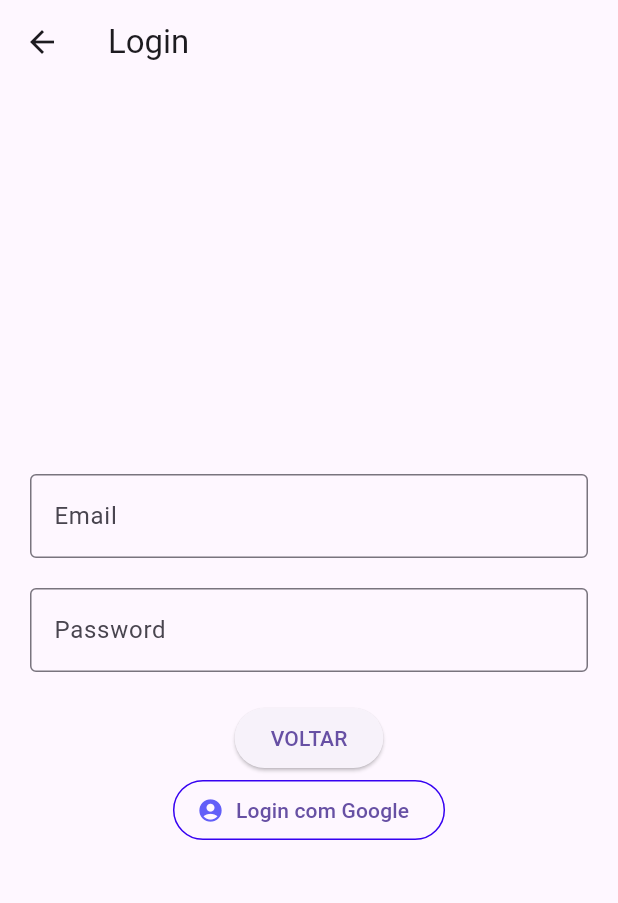
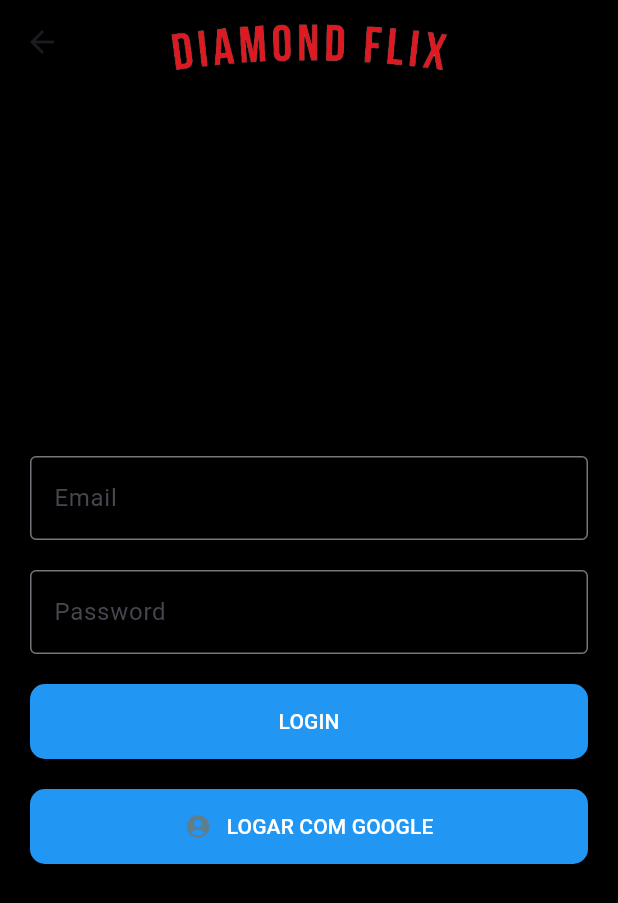
Before and after one commit to daviroquedev/movies_diamond_project_04, a Flutter app: the AuthPage screen opened by its route, on a phone screen of 412 x 824 dp. Shown: the top 903 px of the screen. Run offline on Flutter 3.47's test engine with Material 3 defaults, Android fonts, the phone set to English and light mode, and no system bars; our stand-ins replace dio, flutter_mobx, flutter_modular.

Commit message:
feat: screen login and refatory with components

```diff
--- a/lib/app/app_module.dart
+++ b/lib/app/app_module.dart
@@ -1,5 +1,5 @@
 import 'package:flutter_modular/flutter_modular.dart';
-import 'package:movies_diamond_project_03/app/modules/auth/auth_page.dart';
+import 'package:movies_diamond_project_03/app/modules/auth/view/screen/auth_page.dart';
 import 'package:movies_diamond_project_03/app/modules/home/home_page.dart';
 import 'package:movies_diamond_project_03/app/modules/movies/movies_module.dart';
 import 'package:movies_diamond_project_03/app/modules/movies/view/screen/movies_page.dart';
--- a/lib/app/modules/auth/auth_page.dart
+++ /dev/null
@@ -1,57 +0,0 @@
-import 'package:flutter/material.dart';
-import 'package:flutter_modular/flutter_modular.dart';
-
-class AuthPage extends StatelessWidget {
-  @override
-  Widget build(BuildContext context) {
-    return Scaffold(
-      appBar: AppBar(
-        title: const Text('Login'),
-      ),
-      body: Center(
-        child: Padding(
-          padding: const EdgeInsets.all(20.0),
-          child: Column(
-            mainAxisAlignment: MainAxisAlignment.center,
-            children: <Widget>[
-              TextFormField(
-                decoration: const InputDecoration(
-                  labelText: 'Email',
-                  border: OutlineInputBorder(),
-                ),
-              ),
-              const SizedBox(height: 20),
-              TextFormField(
-                obscureText: true,
-                decoration: const InputDecoration(
-                  labelText: 'Password',
-                  border: OutlineInputBorder(),
-                ),
-              ),
-              const SizedBox(height: 20),
-              ElevatedButton(
-                onPressed: () => Modular.to.navigate('/'),
-                child: const Text('VOLTAR'),
-              ),
-              OutlinedButton.icon(
-                onPressed: () {
-                  // Implement your Google login logic here
-                },
-                icon: const Icon(Icons.account_circle,
-                    color: Color.fromARGB(255, 98, 95, 248)),
-                label: const Text('Login com Google'),
-                style: OutlinedButton.styleFrom(
-                  shape: RoundedRectangleBorder(
-                    borderRadius: BorderRadius.circular(20.0),
-                  ),
-                  side:
-                      const BorderSide(color: Color.fromARGB(255, 54, 2, 241)),
-                ),
-              ),
-            ],
-          ),
-        ),
-      ),
-    );
-  }
-}
--- /dev/null
+++ b/lib/app/modules/auth/view/components/buttons_custom.dart
@@ -0,0 +1,41 @@
+import 'package:flutter/material.dart';
+
+class CustomButtons {
+  ElevatedButton buildElevatedButton({
+    required String text,
+    required VoidCallback onPressed,
+    required Color buttonColor,
+    Widget? icon,
+  }) {
+    return ElevatedButton(
+      onPressed: onPressed,
+      style: ElevatedButton.styleFrom(
+        backgroundColor: buttonColor, // Define a cor de fundo do botão
+        shape: RoundedRectangleBorder(
+          borderRadius: BorderRadius.circular(10.0),
+        ),
+      ),
+      child: SizedBox(
+        width: double.infinity,
+        height: 50,
+        child: Center(
+          child: Row(
+            mainAxisAlignment: MainAxisAlignment.center,
+            children: [
+              if (icon != null) ...[
+                Padding(
+                  padding: const EdgeInsets.only(right: 10.0),
+                  child: icon,
+                ),
+              ],
+              Text(
+                text,
+                style: TextStyle(color: Colors.white), // Cor do texto
+              ),
+            ],
+          ),
+        ),
+      ),
+    );
+  }
+}
--- /dev/null
+++ b/lib/app/modules/auth/view/screen/auth_page.dart
@@ -0,0 +1,66 @@
+import 'package:flutter/material.dart';
+import 'package:flutter_modular/flutter_modular.dart';
+import 'package:movies_diamond_project_03/app/modules/auth/view/components/buttons_custom.dart';
+
+class AuthPage extends StatelessWidget {
+  final CustomButtons customButtons =
+      CustomButtons(); // Instância da classe de botões
+
+  @override
+  Widget build(BuildContext context) {
+    return Scaffold(
+      appBar: AppBar(
+        title: Image.asset(
+          'assets/images/diamond_logo.png',
+          height: 70,
+        ),
+        centerTitle: true,
+        backgroundColor: Colors.transparent,
+        elevation: 0,
+      ),
+      backgroundColor: Colors.black,
+      body: Padding(
+        padding: const EdgeInsets.all(20.0),
+        child: Column(
+          mainAxisAlignment: MainAxisAlignment.center,
+          children: [
+            TextFormField(
+              decoration: const InputDecoration(
+                labelText: 'Email',
+                border: OutlineInputBorder(),
+              ),
+              style: const TextStyle(color: Colors.white),
+            ),
+            const SizedBox(height: 20),
+            TextFormField(
+              obscureText: true,
+              decoration: const InputDecoration(
+                labelText: 'Password',
+                border: OutlineInputBorder(),
+              ),
+              style: const TextStyle(color: Colors.white),
+            ),
+            const SizedBox(height: 20),
+            customButtons.buildElevatedButton(
+              text: 'LOGIN',
+              onPressed: () {
+                // lógica de login
+                Modular.to.navigate('/');
+              },
+              buttonColor: Colors.blue,
+            ),
+            const SizedBox(height: 20),
+            customButtons.buildElevatedButton(
+              text: 'LOGAR COM GOOGLE',
+              onPressed: () {
+                // lógica de login com o Google
+              },
+              buttonColor: Colors.blue,
+              icon: const Icon(Icons.account_circle, color: Colors.blueGrey),
+            ),
+          ],
+        ),
+      ),
+    );
+  }
+}
```
